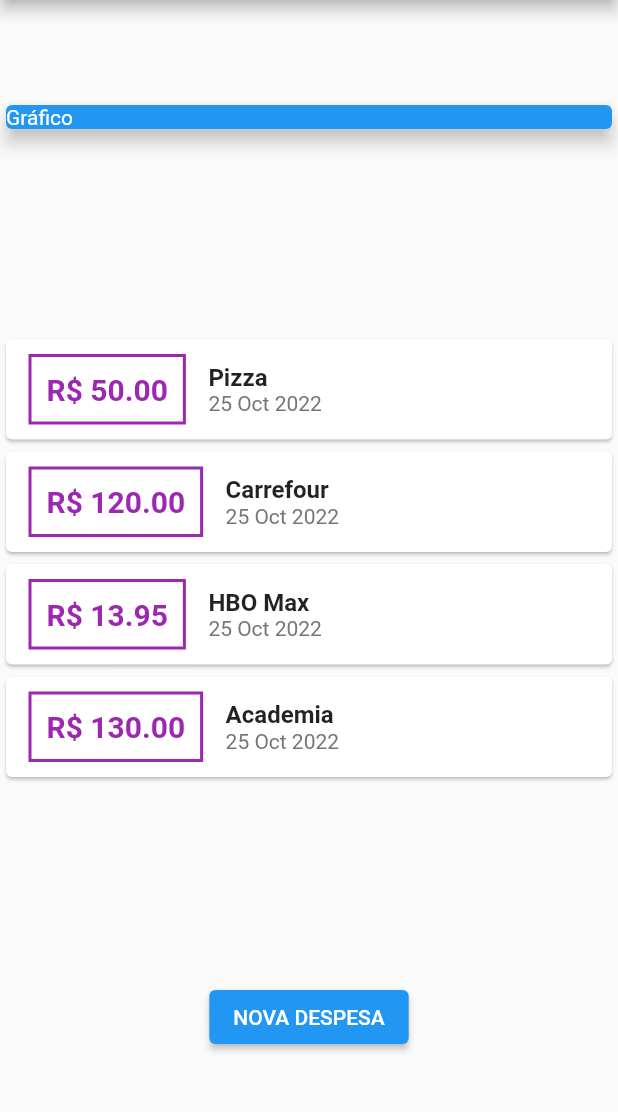
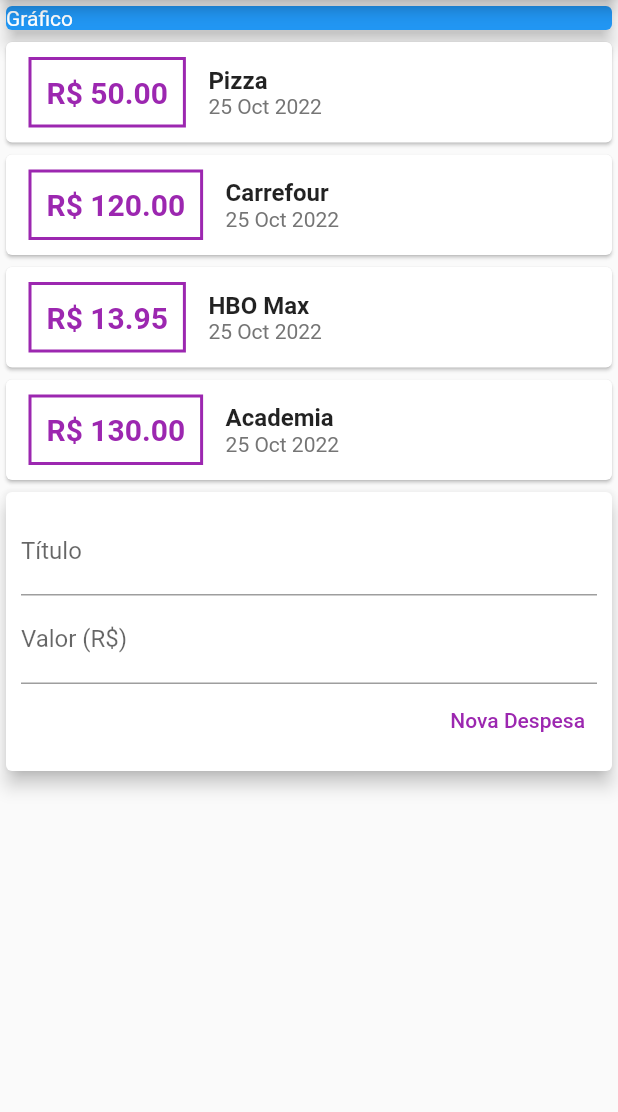
Before and after one commit to walissonsilva/flutter-expenses-app, a Flutter app: the screen it shows after launch, on a phone screen of 412 x 824 dp, the part 84-1196 px from its top. Run offline on Flutter 3.47's test engine with Material 2 defaults, Android fonts, the phone set to English and light mode, and no system bars.

Commit message:
feat: add title and value controllers on text fields

```diff
--- a/lib/main.dart
+++ b/lib/main.dart
@@ -16,6 +16,9 @@ class FinancesApp extends StatelessWidget {
 }
 
 class MyHomeScreen extends StatelessWidget {
+  final titleController = TextEditingController();
+  final valueController = TextEditingController();
+
   final _transactions = [
     Transaction(id: '1', title: 'Pizza', value: 50, date: DateTime.now()),
     Transaction(id: '2', title: 'Carrefour', value: 120, date: DateTime.now()),
@@ -32,7 +35,6 @@ class MyHomeScreen extends StatelessWidget {
         title: const Text("Personal Finances"),
       ),
       body: Column(
-        mainAxisAlignment: MainAxisAlignment.spaceAround,
         crossAxisAlignment: CrossAxisAlignment.stretch,
         children: [
           const Card(
@@ -87,18 +89,40 @@ class MyHomeScreen extends StatelessWidget {
                     )))
                 .toList(),
           ),
-          Row(
-            mainAxisAlignment: MainAxisAlignment.center,
-            children: [
-              ElevatedButton(
-                  onPressed: () => showDialog(
-                        context: context,
-                        builder: (context) => const AlertDialog(
-                            title: Text("Ops!"), content: Text("Em breve...")),
-                      ),
-                  child: const Text("NOVA DESPESA")),
-            ],
-          )
+          Card(
+            elevation: 5,
+            child: Padding(
+              padding: const EdgeInsets.all(10),
+              child: Column(children: <Widget>[
+                TextField(
+                  controller: titleController,
+                  decoration: const InputDecoration(
+                    labelText: 'Título',
+                  ),
+                ),
+                TextField(
+                  controller: valueController,
+                  decoration: const InputDecoration(
+                    labelText: 'Valor (R\$)',
+                  ),
+                ),
+                Row(
+                  mainAxisAlignment: MainAxisAlignment.end,
+                  children: [
+                    TextButton(
+                        onPressed: () {
+                          print(titleController.text);
+                          print(valueController.text);
+                        },
+                        child: const Text(
+                          'Nova Despesa',
+                          style: TextStyle(color: Colors.purple),
+                        )),
+                  ],
+                )
+              ]),
+            ),
+          ),
         ],
       ),
     );
```
Also changed, not shown: pubspec.lock, 2 other files.
